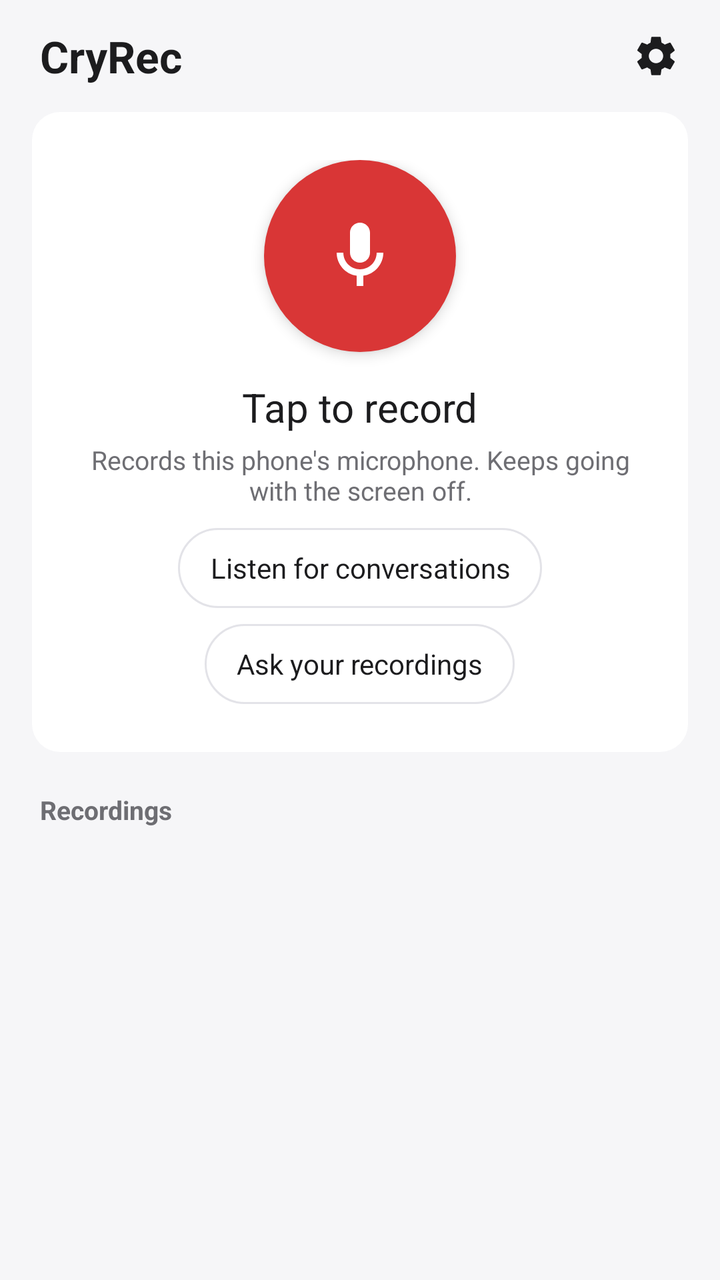
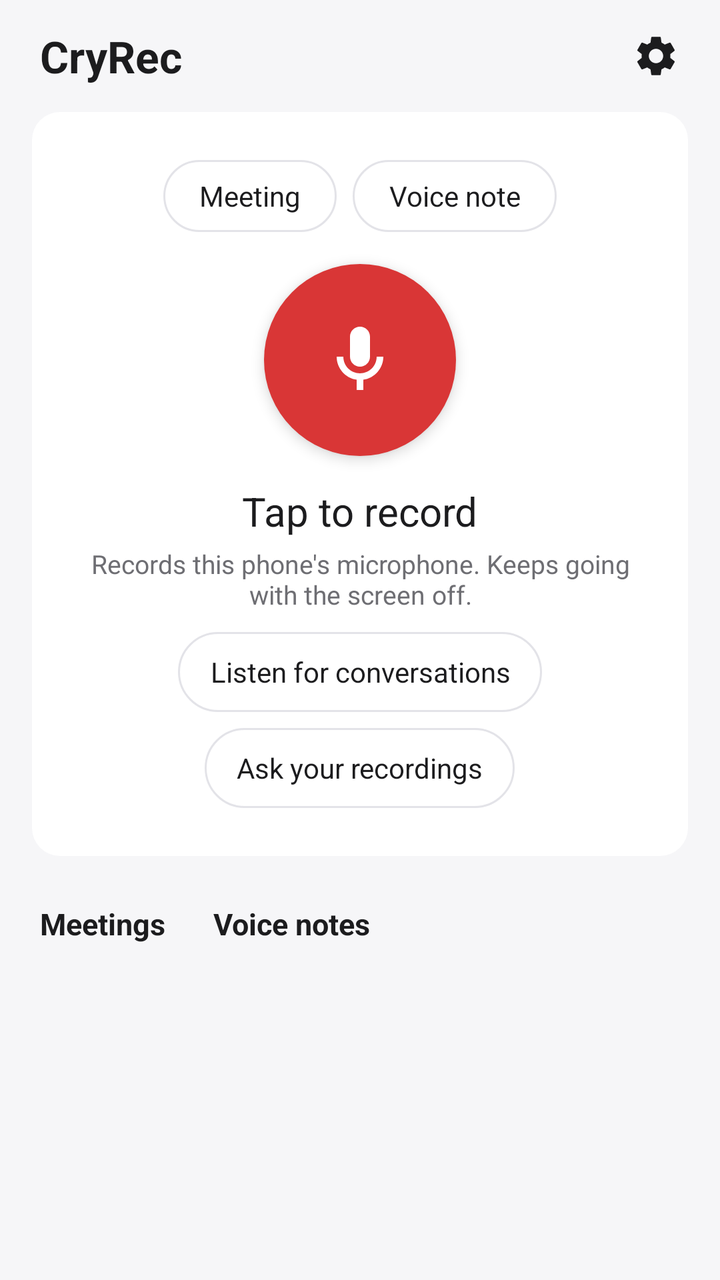

The first picture is an Android layout as it rendered before a commit; the second is the same layout after the commit. The layout source and the unified diff follow.
<!-- AndroidManifest.xml: application theme AppTheme -->
<!-- res/layout/activity_main.xml -->
<?xml version="1.0" encoding="utf-8"?>
<LinearLayout xmlns:android="http://schemas.android.com/apk/res/android"
    android:id="@+id/root"
    android:layout_width="match_parent"
    android:layout_height="match_parent"
    android:fitsSystemWindows="true"
    android:orientation="vertical">

    <LinearLayout
        android:layout_width="match_parent"
        android:layout_height="56dp"
        android:gravity="center_vertical"
        android:paddingStart="20dp"
        android:paddingEnd="8dp">
        <TextView
            android:layout_width="0dp"
            android:layout_height="wrap_content"
            android:layout_weight="1"
            android:text="CryRec"
            android:textColor="@color/text"
            android:textSize="22sp"
            android:textStyle="bold" />
        <ImageButton
            android:id="@+id/settings"
            android:layout_width="48dp"
            android:layout_height="48dp"
            android:background="?android:attr/selectableItemBackgroundBorderless"
            android:contentDescription="Settings"
            android:src="@drawable/ic_settings" />
    </LinearLayout>

    <TextView
        android:id="@+id/banner"
        android:layout_width="match_parent"
        android:layout_height="wrap_content"
        android:layout_marginHorizontal="16dp"
        android:layout_marginBottom="8dp"
        android:background="@drawable/card"
        android:padding="14dp"
        android:textColor="@color/text"
        android:visibility="gone" />

    <LinearLayout
        android:layout_width="match_parent"
        android:layout_height="wrap_content"
        android:layout_marginHorizontal="16dp"
        android:background="@drawable/card"
        android:gravity="center_horizontal"
        android:orientation="vertical"
        android:paddingVertical="24dp">
        <ImageButton
            android:id="@+id/record"
            android:layout_width="96dp"
            android:layout_height="96dp"
            android:background="@drawable/rec_button"
            android:contentDescription="Record"
            android:elevation="4dp"
            android:padding="28dp"
            android:scaleType="fitCenter"
            android:src="@drawable/ic_mic" />
        <TextView
            android:id="@+id/timer"
            android:layout_width="wrap_content"
            android:layout_height="wrap_content"
            android:layout_marginTop="14dp"
            android:fontFeatureSettings="tnum"
            android:text="Tap to record"
            android:textColor="@color/text"
            android:textSize="20sp" />
        <TextView
            android:id="@+id/hint"
            android:layout_width="wrap_content"
            android:layout_height="wrap_content"
            android:layout_marginTop="4dp"
            android:gravity="center"
            android:paddingHorizontal="16dp"
            android:text="Records this phone's microphone. Keeps going with the screen off."
            android:textColor="@color/muted"
            android:textSize="13sp" />
        <TextView
            android:id="@+id/listen"
            android:layout_width="wrap_content"
            android:layout_height="40dp"
            android:layout_marginTop="10dp"
            android:background="@drawable/pill"
            android:gravity="center"
            android:paddingHorizontal="16dp"
            android:text="Listen for conversations"
            android:textColor="@color/text"
            android:textSize="14sp" />
        <TextView
            android:id="@+id/ask"
            android:layout_width="wrap_content"
            android:layout_height="40dp"
            android:layout_marginTop="8dp"
            android:background="@drawable/pill"
            android:gravity="center"
            android:paddingHorizontal="16dp"
            android:text="Ask your recordings"
            android:textColor="@color/text"
            android:textSize="14sp" />

        <LinearLayout
            android:id="@+id/levels"
            android:layout_width="match_parent"
            android:layout_height="wrap_content"
            android:layout_marginTop="16dp"
            android:orientation="vertical"
            android:paddingHorizontal="20dp"
            android:visibility="gone">
            <FrameLayout
                android:id="@+id/meter_box"
                android:layout_width="match_parent"
                android:layout_height="wrap_content" />
            <TextView
                android:id="@+id/level_text"
                android:layout_width="match_parent"
                android:layout_height="wrap_content"
                android:layout_marginTop="2dp"
                android:fontFeatureSettings="tnum"
                android:textColor="@color/muted"
                android:textSize="13sp" />
            <LinearLayout
                android:layout_width="match_parent"
                android:layout_height="wrap_content"
                android:layout_marginTop="6dp"
                android:gravity="center_vertical">
                <TextView
                    android:layout_width="0dp"
                    android:layout_height="wrap_content"
                    android:layout_weight="1"
                    android:text="Gain"
                    android:textColor="@color/text"
                    android:textSize="15sp" />
                <Button
                    android:id="@+id/gain_down"
                    style="?android:attr/borderlessButtonStyle"
                    android:layout_width="48dp"
                    android:layout_height="48dp"
                    android:contentDescription="Less gain"
                    android:text="−"
                    android:textSize="22sp" />
                <TextView
                    android:id="@+id/gain_value"
                    android:layout_width="72dp"
                    android:layout_height="wrap_content"
                    android:fontFeatureSettings="tnum"
                    android:gravity="center"
                    android:textColor="@color/text"
                    android:textSize="15sp" />
                <Button
                    android:id="@+id/gain_up"
                    style="?android:attr/borderlessButtonStyle"
                    android:layout_width="48dp"
                    android:layout_height="48dp"
                    android:contentDescription="More gain"
                    android:text="+"
                    android:textSize="22sp" />
            </LinearLayout>
        </LinearLayout>
    </LinearLayout>

    <TextView
        android:layout_width="wrap_content"
        android:layout_height="wrap_content"
        android:layout_marginStart="20dp"
        android:layout_marginTop="20dp"
        android:layout_marginBottom="6dp"
        android:text="Recordings"
        android:textColor="@color/muted"
        android:textSize="13sp"
        android:textStyle="bold" />

    <ScrollView
        android:layout_width="match_parent"
        android:layout_height="0dp"
        android:layout_weight="1">
        <LinearLayout
            android:id="@+id/list"
            android:layout_width="match_parent"
            android:layout_height="wrap_content"
            android:layout_marginHorizontal="16dp"
            android:layout_marginBottom="16dp"
            android:background="@drawable/card"
            android:orientation="vertical" />
    </ScrollView>
</LinearLayout>
<!-- resources referenced by this layout -->
<resources>
  <color name="muted">#6E6E73</color>
  <color name="text">#1C1C1E</color>
  <!-- drawable card (drawable) -->
  <shape xmlns:android="http://schemas.android.com/apk/res/android">
      <solid android:color="@color/surface" />
      <corners android:radius="14dp" />
  </shape>
  <!-- drawable ic_mic (drawable) -->
  <vector xmlns:android="http://schemas.android.com/apk/res/android" android:width="24dp" android:height="24dp" android:viewportWidth="24" android:viewportHeight="24">
      <path android:fillColor="#FFFFFFFF" android:pathData="M12,14c1.66,0 3,-1.34 3,-3V5c0,-1.66 -1.34,-3 -3,-3S9,3.34 9,5v6c0,1.66 1.34,3 3,3zM17,11c0,2.76 -2.24,5 -5,5s-5,-2.24 -5,-5H5c0,3.53 2.61,6.43 6,6.92V21h2v-3.08c3.39,-0.49 6,-3.39 6,-6.92h-2z"/>
  </vector>
  <!-- drawable ic_settings (drawable) -->
  <vector xmlns:android="http://schemas.android.com/apk/res/android" android:width="24dp" android:height="24dp" android:viewportWidth="24" android:viewportHeight="24" android:tint="?android:attr/textColorPrimary">
      <path android:fillColor="#FFFFFFFF" android:pathData="M19.14,12.94c0.04,-0.3 0.06,-0.61 0.06,-0.94c0,-0.32 -0.02,-0.64 -0.07,-0.94l2.03,-1.58c0.18,-0.14 0.23,-0.41 0.12,-0.61l-1.92,-3.32c-0.12,-0.22 -0.37,-0.29 -0.59,-0.22l-2.39,0.96c-0.5,-0.38 -1.03,-0.7 -1.62,-0.94L14.4,2.81c-0.04,-0.24 -0.24,-0.41 -0.48,-0.41h-3.84c-0.24,0 -0.43,0.17 -0.47,0.41L9.25,5.35C8.66,5.59 8.12,5.92 7.63,6.29L5.24,5.33c-0.22,-0.08 -0.47,0 -0.59,0.22L2.74,8.87C2.62,9.08 2.66,9.34 2.86,9.48l2.03,1.58C4.84,11.36 4.8,11.69 4.8,12s0.02,0.64 0.07,0.94l-2.03,1.58c-0.18,0.14 -0.23,0.41 -0.12,0.61l1.92,3.32c0.12,0.22 0.37,0.29 0.59,0.22l2.39,-0.96c0.5,0.38 1.03,0.7 1.62,0.94l0.36,2.54c0.05,0.24 0.24,0.41 0.48,0.41h3.84c0.24,0 0.44,-0.17 0.47,-0.41l0.36,-2.54c0.59,-0.24 1.13,-0.56 1.62,-0.94l2.39,0.96c0.22,0.08 0.47,0 0.59,-0.22l1.92,-3.32c0.12,-0.22 0.07,-0.47 -0.12,-0.61L19.14,12.94zM12,15.6c-1.98,0 -3.6,-1.62 -3.6,-3.6s1.62,-3.6 3.6,-3.6s3.6,1.62 3.6,3.6S13.98,15.6 12,15.6z"/>
  </vector>
  <!-- drawable pill (drawable) -->
  <ripple xmlns:android="http://schemas.android.com/apk/res/android" android:color="#33888888">
      <item><shape><solid android:color="@color/surface" /><corners android:radius="20dp" />
          <stroke android:width="1dp" android:color="@color/line" /></shape></item>
  </ripple>
  <!-- drawable rec_button (drawable) -->
  <ripple xmlns:android="http://schemas.android.com/apk/res/android" android:color="#44FFFFFF">
      <item><shape android:shape="oval"><solid android:color="@color/accent" /></shape></item>
  </ripple>
  <style name="AppTheme" parent="android:Theme.DeviceDefault.DayNight">
          <item name="android:colorAccent">@color/accent</item>
          <item name="android:colorPrimary">@color/surface</item>
          <item name="android:windowBackground">@color/bg</item>
          <item name="android:statusBarColor">@color/bg</item>
          <item name="android:navigationBarColor">@color/bg</item>
          <item name="android:windowLightStatusBar">@bool/light_bars</item>
          <item name="android:windowLightNavigationBar">@bool/light_bars</item>
          <item name="android:windowActionBar">false</item>
          <item name="android:windowNoTitle">true</item>
          <item name="android:textColorPrimary">@color/text</item>
          <item name="android:textColorSecondary">@color/muted</item>
      </style>
  <color name="surface">#FFFFFF</color>
  <color name="line">#E3E3E8</color>
  <color name="accent">#D93636</color>
  <color name="bg">#F6F6F8</color>
</resources>

<!-- the commit's change to res/layout/activity_main.xml (unified diff, before → after) -->
@@ -48,6 +48,33 @@
         android:gravity="center_horizontal"
         android:orientation="vertical"
         android:paddingVertical="24dp">
+        <LinearLayout
+            android:layout_width="wrap_content"
+            android:layout_height="wrap_content"
+            android:layout_marginBottom="16dp"
+            android:orientation="horizontal">
+            <TextView
+                android:id="@+id/mode_meeting"
+                android:layout_width="wrap_content"
+                android:layout_height="36dp"
+                android:layout_marginEnd="8dp"
+                android:background="@drawable/pill"
+                android:gravity="center"
+                android:paddingHorizontal="18dp"
+                android:text="Meeting"
+                android:textColor="@color/text"
+                android:textSize="14sp" />
+            <TextView
+                android:id="@+id/mode_note"
+                android:layout_width="wrap_content"
+                android:layout_height="36dp"
+                android:background="@drawable/pill"
+                android:gravity="center"
+                android:paddingHorizontal="18dp"
+                android:text="Voice note"
+                android:textColor="@color/text"
+                android:textSize="14sp" />
+        </LinearLayout>
         <ImageButton
             android:id="@+id/record"
             android:layout_width="96dp"
@@ -160,16 +187,35 @@
         </LinearLayout>
     </LinearLayout>
 
-    <TextView
+    <LinearLayout
         android:layout_width="wrap_content"
         android:layout_height="wrap_content"
-        android:layout_marginStart="20dp"
-        android:layout_marginTop="20dp"
-        android:layout_marginBottom="6dp"
-        android:text="Recordings"
-        android:textColor="@color/muted"
-        android:textSize="13sp"
-        android:textStyle="bold" />
+        android:layout_marginStart="12dp"
+        android:layout_marginTop="14dp"
+        android:layout_marginBottom="4dp"
+        android:orientation="horizontal">
+        <TextView
+            android:id="@+id/tab_meetings"
+            android:layout_width="wrap_content"
+            android:layout_height="40dp"
+            android:gravity="center"
+            android:paddingHorizontal="8dp"
+            android:text="Meetings"
+            android:textColor="@color/text"
+            android:textSize="15sp"
+            android:textStyle="bold" />
+        <TextView
+            android:id="@+id/tab_notes"
+            android:layout_width="wrap_content"
+            android:layout_height="40dp"
+            android:layout_marginStart="8dp"
+            android:gravity="center"
+            android:paddingHorizontal="8dp"
+            android:text="Voice notes"
+            android:textColor="@color/text"
+            android:textSize="15sp"
+            android:textStyle="bold" />
+    </LinearLayout>
 
     <ScrollView
         android:layout_width="match_parent"
